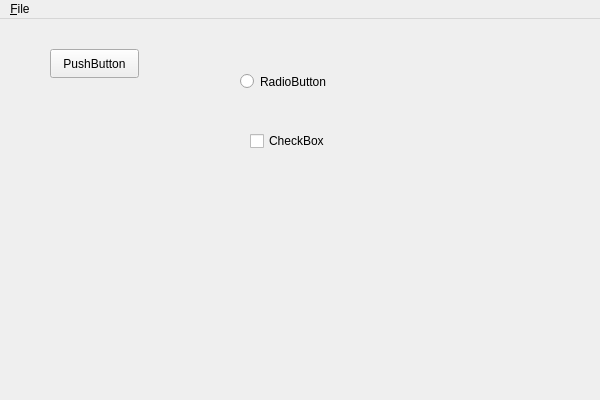
First picture: the form in qindle/qwsserver/mainwindow.ui, repository pretyman/qindle, before the edit.
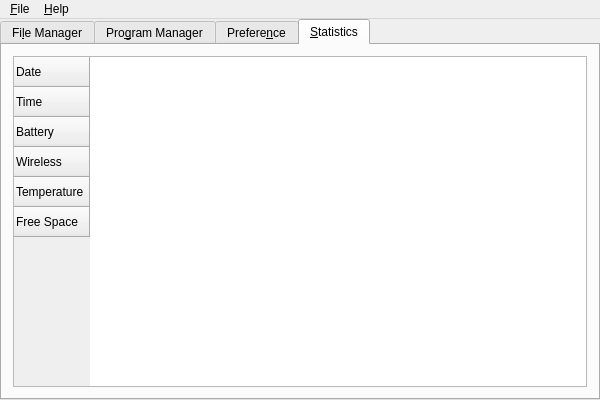
Second picture: the form after the edit. The open tabs and pages were chosen to show the change.

```diff
--- a/qindle/qwsserver/mainwindow.ui
+++ b/qindle/qwsserver/mainwindow.ui
@@ -14,16 +14,22 @@
    <string>MainWindow</string>
   </property>
   <widget class="QWidget" name="centralWidget">
-   <layout class="QVBoxLayout" name="verticalLayout">
+   <layout class="QHBoxLayout" name="horizontalLayout">
     <property name="margin">
      <number>0</number>
     </property>
     <item>
-     <widget class="QStackedWidget" name="stackedWidget">
+     <widget class="QTabWidget" name="tabWidget">
       <property name="currentIndex">
        <number>2</number>
       </property>
-      <widget class="QWidget" name="page_1">
+      <property name="documentMode">
+       <bool>false</bool>
+      </property>
+      <widget class="QWidget" name="tabWidgetPage1">
+       <attribute name="title">
+        <string>Fi&amp;le Manager</string>
+       </attribute>
        <layout class="QVBoxLayout" name="verticalLayout_2">
         <item>
          <widget class="QTreeView" name="treeView">
@@ -40,7 +46,10 @@
         </item>
        </layout>
       </widget>
-      <widget class="QWidget" name="page_2">
+      <widget class="QWidget" name="tabWidgetPage2">
+       <attribute name="title">
+        <string>Pro&amp;gram Manager</string>
+       </attribute>
        <layout class="QVBoxLayout" name="verticalLayout_3">
         <item>
          <widget class="QTableView" name="tableView">
@@ -63,46 +72,88 @@
         </item>
        </layout>
       </widget>
-      <widget class="QWidget" name="page_3">
-       <widget class="QPushButton" name="pushButton">
-        <property name="geometry">
-         <rect>
-          <x>50</x>
-          <y>30</y>
-          <width>89</width>
-          <height>29</height>
-         </rect>
-        </property>
-        <property name="text">
-         <string>PushButton</string>
-        </property>
-       </widget>
-       <widget class="QRadioButton" name="radioButton">
-        <property name="geometry">
-         <rect>
-          <x>240</x>
-          <y>50</y>
-          <width>109</width>
-          <height>25</height>
-         </rect>
-        </property>
-        <property name="text">
-         <string>RadioButton</string>
-        </property>
-       </widget>
-       <widget class="QCheckBox" name="checkBox">
-        <property name="geometry">
-         <rect>
-          <x>250</x>
-          <y>110</y>
-          <width>91</width>
-          <height>24</height>
-         </rect>
-        </property>
-        <property name="text">
-         <string>CheckBox</string>
-        </property>
-       </widget>
+      <widget class="QWidget" name="tabWidgetPage3">
+       <attribute name="title">
+        <string>Prefere&amp;nce</string>
+       </attribute>
+       <layout class="QGridLayout" name="gridLayout_2">
+        <item row="0" column="0">
+         <widget class="QPushButton" name="pushButton">
+          <property name="text">
+           <string>PushButton</string>
+          </property>
+         </widget>
+        </item>
+        <item row="0" column="1">
+         <widget class="QRadioButton" name="radioButton">
+          <property name="text">
+           <string>RadioButton</string>
+          </property>
+         </widget>
+        </item>
+        <item row="1" column="1">
+         <widget class="QCheckBox" name="checkBox">
+          <property name="text">
+           <string>CheckBox</string>
+          </property>
+         </widget>
+        </item>
+       </layout>
+      </widget>
+      <widget class="QWidget" name="tabWidgetPage4">
+       <attribute name="title">
+        <string>&amp;Statistics</string>
+       </attribute>
+       <layout class="QHBoxLayout" name="horizontalLayout_2">
+        <item>
+         <widget class="QTableWidget" name="tableWidget">
+          <property name="editTriggers">
+           <set>QAbstractItemView::NoEditTriggers</set>
+          </property>
+          <property name="showGrid">
+           <bool>false</bool>
+          </property>
+          <attribute name="horizontalHeaderVisible">
+           <bool>false</bool>
+          </attribute>
+          <row>
+           <property name="text">
+            <string>Date</string>
+           </property>
+          </row>
+          <row>
+           <property name="text">
+            <string>Time</string>
+           </property>
+          </row>
+          <row>
+           <property name="text">
+            <string>Battery</string>
+           </property>
+          </row>
+          <row>
+           <property name="text">
+            <string>Wireless</string>
+           </property>
+          </row>
+          <row>
+           <property name="text">
+            <string>Temperature</string>
+           </property>
+          </row>
+          <row>
+           <property name="text">
+            <string>Free Space</string>
+           </property>
+          </row>
+          <column>
+           <property name="text">
+            <string>Value</string>
+           </property>
+          </column>
+         </widget>
+        </item>
+       </layout>
       </widget>
      </widget>
     </item>
@@ -114,7 +165,7 @@
      <x>0</x>
      <y>0</y>
      <width>600</width>
-     <height>29</height>
+     <height>28</height>
     </rect>
    </property>
    <widget class="QMenu" name="menuFile">
@@ -126,7 +177,16 @@
     <addaction name="action_Setting"/>
     <addaction name="action_Quit"/>
    </widget>
+   <widget class="QMenu" name="menu_About">
+    <property name="title">
+     <string>&amp;Help</string>
+    </property>
+    <addaction name="action_About"/>
+    <addaction name="actionA_bout_Qt"/>
+    <addaction name="actionAbout_Kindle"/>
+   </widget>
    <addaction name="menuFile"/>
+   <addaction name="menu_About"/>
   </widget>
   <action name="action_Quit">
    <property name="text">
```
Left out of the diff: 34 changed lines with no effect on the pictures.
